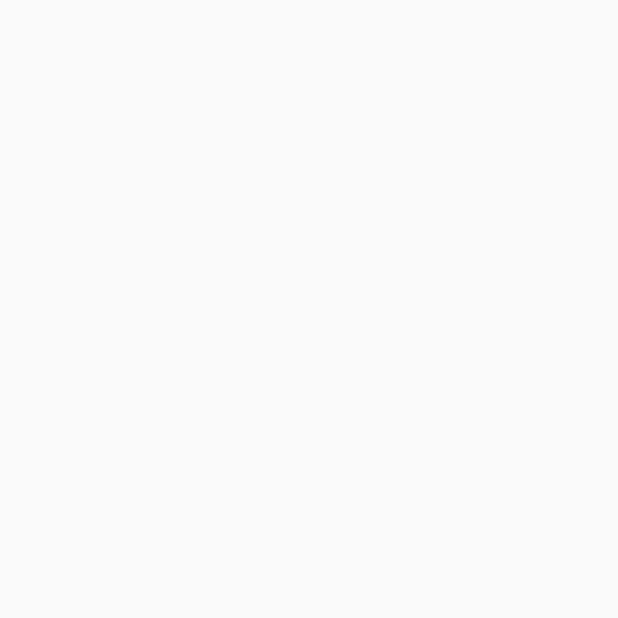
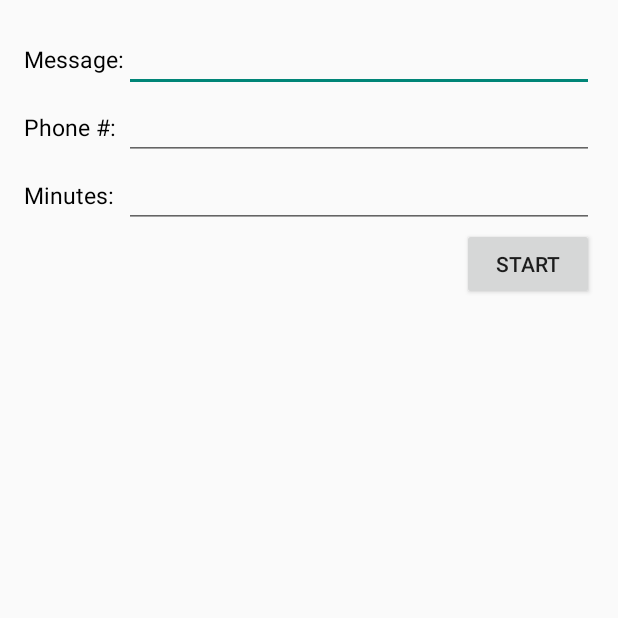
Before and after one commit to jhand0/awty, an Android app: the screen it shows after launch (MainActivity), on a phone screen of 412 x 824 dp, the top half of it. Before the commit the part shown is empty. Run offline under Robolectric (Android 15) with nearby library versions, the phone set to English and light mode, and no system bars.

Commit message:
preliminary layout

```diff
--- a/app/src/main/res/layout/activity_main.xml
+++ b/app/src/main/res/layout/activity_main.xml
@@ -1,8 +1,77 @@
-<RelativeLayout xmlns:android="http://schemas.android.com/apk/res/android"
+<LinearLayout xmlns:android="http://schemas.android.com/apk/res/android"
     xmlns:tools="http://schemas.android.com/tools" android:layout_width="match_parent"
     android:layout_height="match_parent" android:paddingLeft="@dimen/activity_horizontal_margin"
     android:paddingRight="@dimen/activity_horizontal_margin"
     android:paddingTop="@dimen/activity_vertical_margin"
-    android:paddingBottom="@dimen/activity_vertical_margin" tools:context=".MainActivity">
+    android:paddingBottom="@dimen/activity_vertical_margin" tools:context=".MainActivity"
+    android:orientation="vertical">
+    <TableLayout
+        android:layout_width="fill_parent"
+        android:layout_height="wrap_content"
+        android:stretchColumns="1">
 
-</RelativeLayout>
+        <TableRow
+            android:layout_width="match_parent"
+            android:layout_height="match_parent">
+
+            <TextView
+                android:layout_width="wrap_content"
+                android:layout_height="wrap_content"
+                android:text="Message:"
+                android:textSize="15sp"
+                android:textColor="#ff000000"
+                android:layout_column="0" />
+
+            <EditText
+                android:layout_width="wrap_content"
+                android:layout_height="wrap_content"
+                android:inputType="textMultiLine"
+                android:ems="10"
+                android:id="@+id/editText2"
+                android:layout_weight="1"
+                android:layout_column="1" />
+        </TableRow>
+
+        <TableRow
+            android:layout_height="wrap_content"
+            android:layout_width="wrap_content">
+            <TextView
+                android:layout_width="wrap_content"
+                android:layout_height="wrap_content"
+                android:text="Phone #:"
+                android:textSize="15sp"
+                android:textColor="#ff000000" />
+
+            <EditText
+                android:layout_width="wrap_content"
+                android:layout_height="wrap_content"
+                android:inputType="phone"
+                android:ems="10"
+                android:id="@+id/editText"
+                android:layout_weight="1" />
+        </TableRow>
+        <TableRow
+            android:layout_height="wrap_content"
+            android:layout_width="wrap_content">
+            <TextView
+                android:layout_width="wrap_content"
+                android:layout_height="wrap_content"
+                android:text="Minutes:"
+                android:textSize="15sp"
+                android:textColor="#ff000000" />
+
+            <EditText
+                android:layout_width="wrap_content"
+                android:layout_height="wrap_content"
+                android:inputType="phone"
+                android:ems="10"
+                android:layout_weight="1" />
+        </TableRow>
+    </TableLayout>
+
+    <Button android:text="Start"
+        android:layout_column="1"
+        android:layout_width="wrap_content"
+        android:layout_height="wrap_content"
+        android:layout_gravity="right" />
+</LinearLayout>
```
Also changed, not shown: 1 other file.
